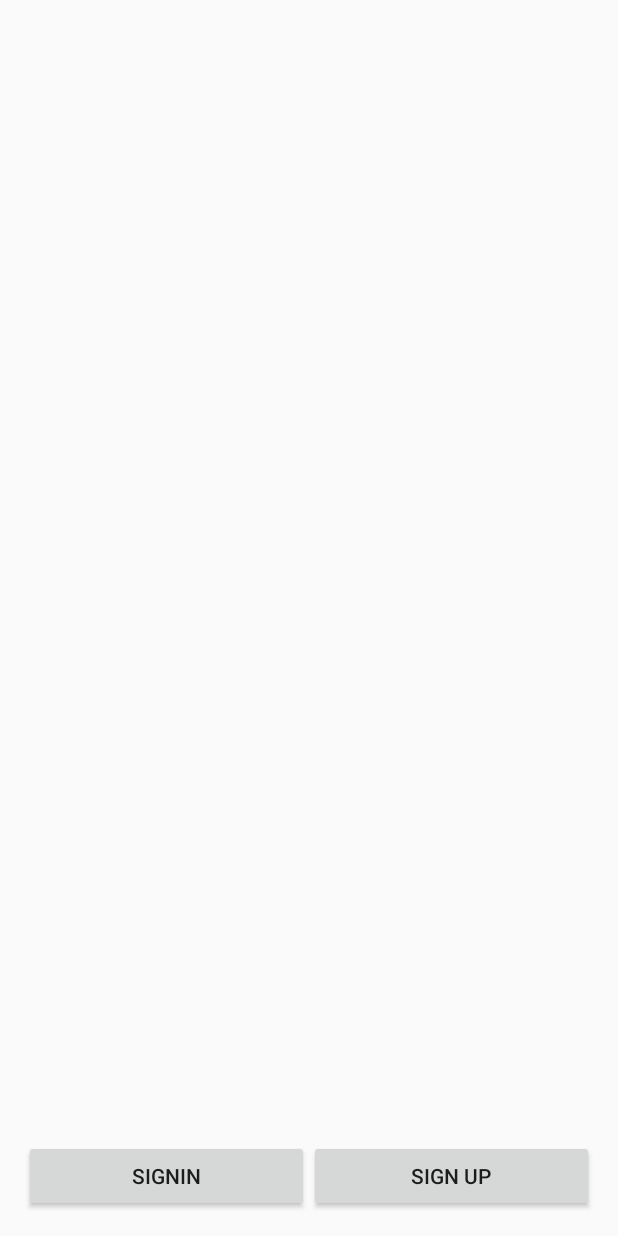
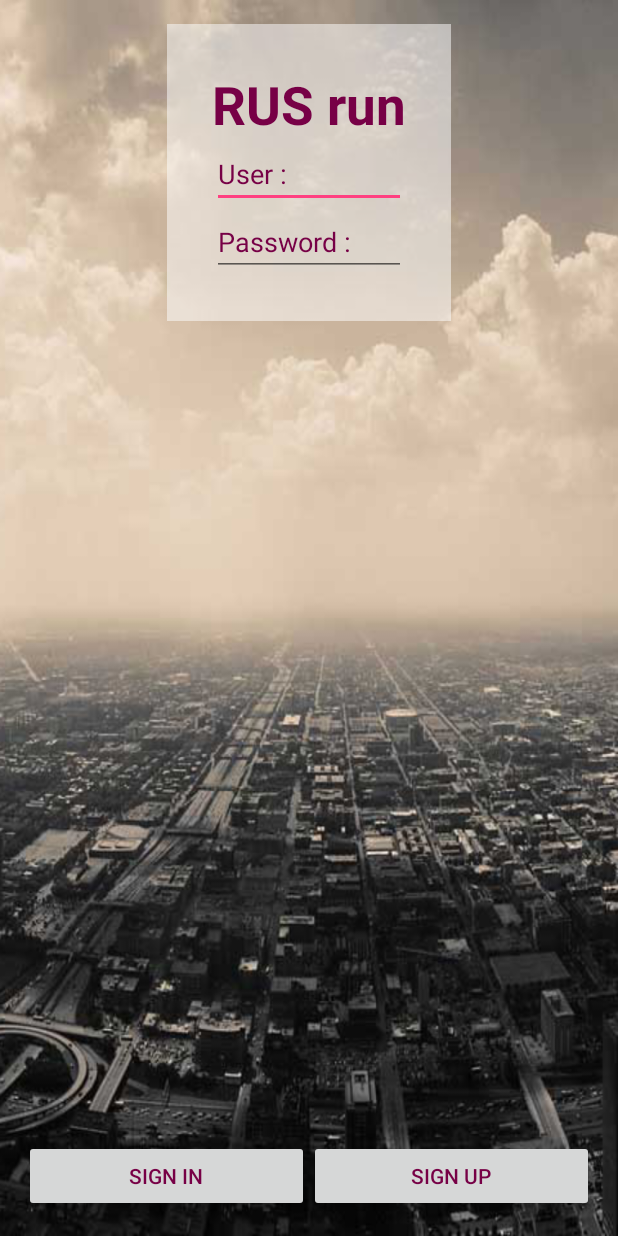
Before and after one commit to poosukanya/RUS-run, an Android app: the screen it shows after launch (MainActivity), on a phone screen of 412 x 824 dp. Run offline under Robolectric (Android 15) with nearby library versions, the phone set to English and light mode, and no system bars; pictures from the network do not load.

Commit message:
Create asy

```diff
--- a/app/build.gradle
+++ b/app/build.gradle
@@ -24,4 +24,5 @@ dependencies {
     testCompile 'junit:junit:4.12'
     compile 'com.android.support:appcompat-v7:23.4.0'
     compile 'com.squareup.okhttp:okhttp:2.0.0'
+    compile files('libs/picasso-2.5.2.jar')
 }
--- a/app/src/main/java/rus/saramon/sukanya/rusrun/SignUpActivity.java
+++ b/app/src/main/java/rus/saramon/sukanya/rusrun/SignUpActivity.java
@@ -133,7 +133,7 @@ public class SignUpActivity extends AppCompatActivity {
                 avata1RadioButton.isChecked() ||
                 avata2RadioButton.isChecked() ||
                 avata3RadioButton.isChecked() ||
-                avata4RadioButton.isChecked() ||;
+                avata4RadioButton.isChecked() ;
 
 
 
--- a/app/src/main/res/layout/activity_main.xml
+++ b/app/src/main/res/layout/activity_main.xml
@@ -1,14 +1,14 @@
 <?xml version="1.0" encoding="utf-8"?>
-<RelativeLayout
-    xmlns:android="http://schemas.android.com/apk/res/android"
+<RelativeLayout xmlns:android="http://schemas.android.com/apk/res/android"
     xmlns:tools="http://schemas.android.com/tools"
     android:layout_width="match_parent"
     android:layout_height="match_parent"
+    android:paddingBottom="@dimen/activity_vertical_margin"
     android:paddingLeft="@dimen/activity_horizontal_margin"
     android:paddingRight="@dimen/activity_horizontal_margin"
     android:paddingTop="@dimen/activity_vertical_margin"
-    android:paddingBottom="@dimen/activity_vertical_margin"
-    tools:context="rus.saramon.sukanya.rusrun.MainActivity">
+    tools:context=".MainActivity"
+    android:background="@drawable/bg27">
 
     <LinearLayout
         android:orientation="horizontal"
@@ -19,9 +19,12 @@
         <Button
             android:layout_width="wrap_content"
             android:layout_height="wrap_content"
-            android:text="signin"
+            android:text="Sign In"
             android:id="@+id/button"
-            android:layout_weight="1" />
+            android:layout_weight="1"
+            android:textColor="@color/text"
+            android:textColorHint="@color/text"
+            android:onClick="clickSignIn" />
 
         <Button
             android:layout_width="wrap_content"
@@ -29,6 +32,51 @@
             android:text="@string/signup"
             android:id="@+id/button2"
             android:layout_weight="1"
-            android:onClick="clickSignUpMain" />
+            android:onClick="clickSignUpMain"
+            android:textColor="@color/text"
+            android:textColorHint="@color/text" />
+    </LinearLayout>
+
+    <LinearLayout
+        android:orientation="vertical"
+        android:layout_width="wrap_content"
+        android:layout_height="wrap_content"
+        android:layout_centerHorizontal="true"
+        android:gravity="center_horizontal"
+        android:padding="30dp"
+        android:background="#82ffffff">
+
+        <ImageView
+            android:layout_width="wrap_content"
+            android:layout_height="wrap_content"
+            android:id="@+id/imageView6" />
+
+        <TextView
+            android:layout_width="wrap_content"
+            android:layout_height="wrap_content"
+            android:text="@string/app_name"
+            android:id="@+id/textView6"
+            android:textSize="@dimen/h1"
+            android:textStyle="bold"
+            android:textColor="@color/text"
+            android:textColorHint="@color/text" />
+
+        <EditText
+            android:layout_width="match_parent"
+            android:layout_height="wrap_content"
+            android:id="@+id/editText4"
+            android:hint="User :"
+            android:inputType="text"
+            android:textColor="@color/text"
+            android:textColorHint="@color/text" />
+
+        <EditText
+            android:layout_width="match_parent"
+            android:layout_height="wrap_content"
+            android:id="@+id/editText5"
+            android:hint="Password :"
+            android:inputType="textPassword"
+            android:textColor="@color/text"
+            android:textColorHint="@color/text" />
     </LinearLayout>
 </RelativeLayout>
```
Also changed, not shown: app/src/main/java/rus/saramon/sukanya/rusrun/MainActivity.java (+84 -2 lines), app/libs/picasso-2.5.2.jar (added).
